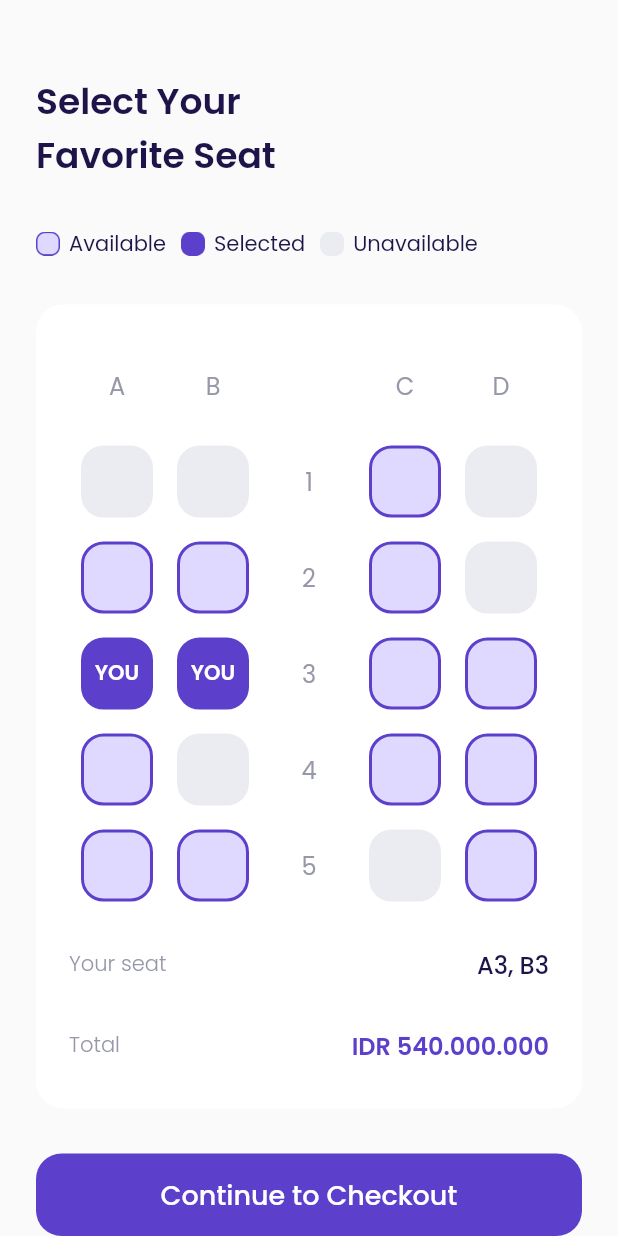
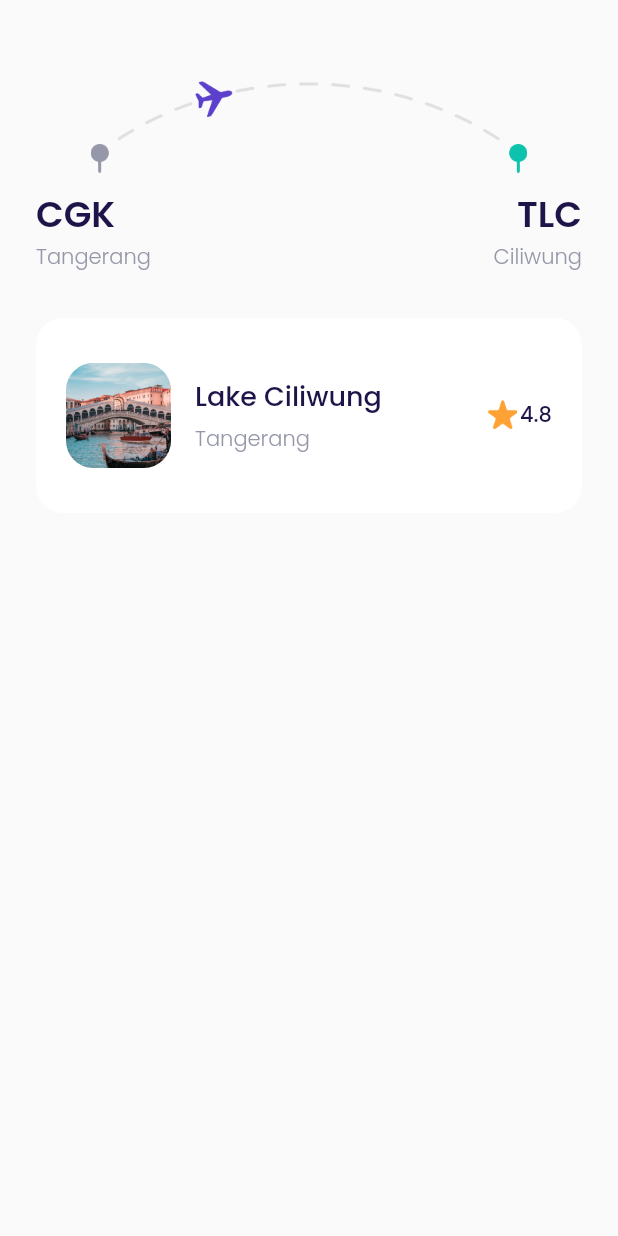
Before and after one commit to chaedirdwiantara/airplaneFlutter, a Flutter app: the ChooseSeatPage screen opened directly, after a tap on "Continue to Checkout", on a phone screen of 412 x 824 dp. Run offline on Flutter 3.47's test engine with Material 2 defaults, Android fonts, the phone set to English and light mode, and no system bars; our stand-ins replace google_fonts.

Commit message:
add checkout page

```diff
--- /dev/null
+++ b/lib/ui/pages/checkout_page.dart
@@ -0,0 +1,154 @@
+import 'package:airplane/shared/theme.dart';
+import 'package:flutter/material.dart';
+
+class CheckoutPage extends StatelessWidget {
+  const CheckoutPage({Key? key}) : super(key: key);
+
+  Widget route() {
+    return Container(
+      margin: const EdgeInsets.only(top: 50),
+      child: Column(children: [
+        Container(
+          width: 291,
+          height: 65,
+          margin: const EdgeInsets.only(bottom: 10),
+          decoration: const BoxDecoration(
+            image: DecorationImage(
+              image: AssetImage(
+                'assets/image_checkout.png',
+              ),
+            ),
+          ),
+        ),
+        Row(
+          mainAxisAlignment: MainAxisAlignment.spaceBetween,
+          children: [
+            Column(
+              crossAxisAlignment: CrossAxisAlignment.start,
+              children: [
+                Text(
+                  'CGK',
+                  style: blackTextStyle.copyWith(
+                      fontSize: 24, fontWeight: semiBold),
+                ),
+                Text(
+                  'Tangerang',
+                  style: greyTextStyle.copyWith(
+                    fontWeight: light,
+                  ),
+                )
+              ],
+            ),
+            Column(
+              crossAxisAlignment: CrossAxisAlignment.end,
+              children: [
+                Text(
+                  'TLC',
+                  style: blackTextStyle.copyWith(
+                      fontSize: 24, fontWeight: semiBold),
+                ),
+                Text(
+                  'Ciliwung',
+                  style: greyTextStyle.copyWith(
+                    fontWeight: light,
+                  ),
+                )
+              ],
+            ),
+          ],
+        )
+      ]),
+    );
+  }
+
+  Widget bookingDetails() {
+    return Container(
+        margin: const EdgeInsets.only(top: 30),
+        padding: const EdgeInsets.symmetric(
+          horizontal: 20,
+          vertical: 30,
+        ),
+        decoration: BoxDecoration(
+          borderRadius: BorderRadius.circular(18),
+          color: kWhiteColor,
+        ),
+        child: Column(
+          children: [
+            // NOTE: DESTINATION TILE
+            Row(children: [
+              Container(
+                width: 70,
+                height: 70,
+                margin: const EdgeInsets.only(right: 16),
+                decoration: BoxDecoration(
+                  borderRadius: BorderRadius.circular(18),
+                  image: const DecorationImage(
+                    fit: BoxFit.cover,
+                    image: AssetImage('assets/image_destination1.png'),
+                  ),
+                ),
+              ),
+              Expanded(
+                child: Column(
+                  crossAxisAlignment: CrossAxisAlignment.start,
+                  children: [
+                    Text(
+                      'Lake Ciliwung',
+                      style: blackTextStyle.copyWith(
+                        fontSize: 18,
+                        fontWeight: medium,
+                      ),
+                    ),
+                    const SizedBox(
+                      height: 5,
+                    ),
+                    Text(
+                      'Tangerang',
+                      style: greyTextStyle.copyWith(
+                        fontWeight: light,
+                      ),
+                    ),
+                  ],
+                ),
+              ),
+              Row(
+                  mainAxisAlignment: MainAxisAlignment.center,
+                  crossAxisAlignment: CrossAxisAlignment.start,
+                  children: [
+                    Container(
+                      width: 20,
+                      height: 20,
+                      margin: const EdgeInsets.only(right: 2),
+                      decoration: const BoxDecoration(
+                        image: DecorationImage(
+                          image: AssetImage('assets/icon_star.png'),
+                        ),
+                      ),
+                    ),
+                    Text(
+                      '4.8',
+                      style: blackTextStyle.copyWith(
+                          fontWeight: medium, fontSize: 14),
+                    )
+                  ]),
+            ]),
+          ],
+        ));
+  }
+
+  @override
+  Widget build(BuildContext context) {
+    return Scaffold(
+      backgroundColor: kBackgroundColor,
+      body: ListView(
+        padding: EdgeInsets.symmetric(
+          horizontal: defaultMargin,
+        ),
+        children: [
+          route(),
+          bookingDetails(),
+        ],
+      ),
+    );
+  }
+}
--- a/lib/ui/pages/choose_seat_page.dart
+++ b/lib/ui/pages/choose_seat_page.dart
@@ -1,4 +1,5 @@
 import 'package:airplane/shared/theme.dart';
+import 'package:airplane/ui/pages/checkout_page.dart';
 import 'package:airplane/ui/widgets/custom_button.dart';
 import 'package:airplane/ui/widgets/seat_item.dart';
 import 'package:flutter/material.dart';
@@ -335,7 +336,14 @@ class ChooseSeatPage extends StatelessWidget {
     Widget checkoutButton() {
       return CustomButton(
         title: 'Continue to Checkout',
-        onPressed: () {},
+        onPressed: () {
+          Navigator.push(
+            context,
+            MaterialPageRoute(
+              builder: (context) => const CheckoutPage(),
+            ),
+          );
+        },
         margin: const EdgeInsets.only(top: 30, bottom: 46),
       );
     }
```
